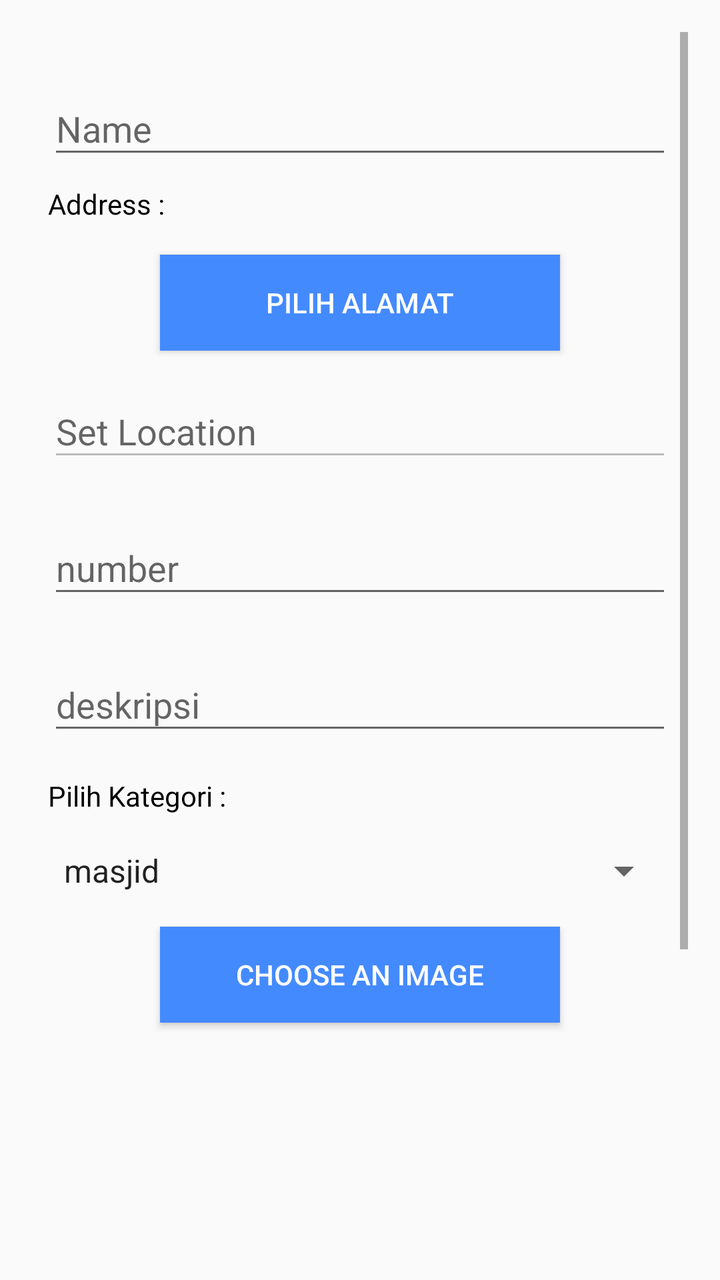
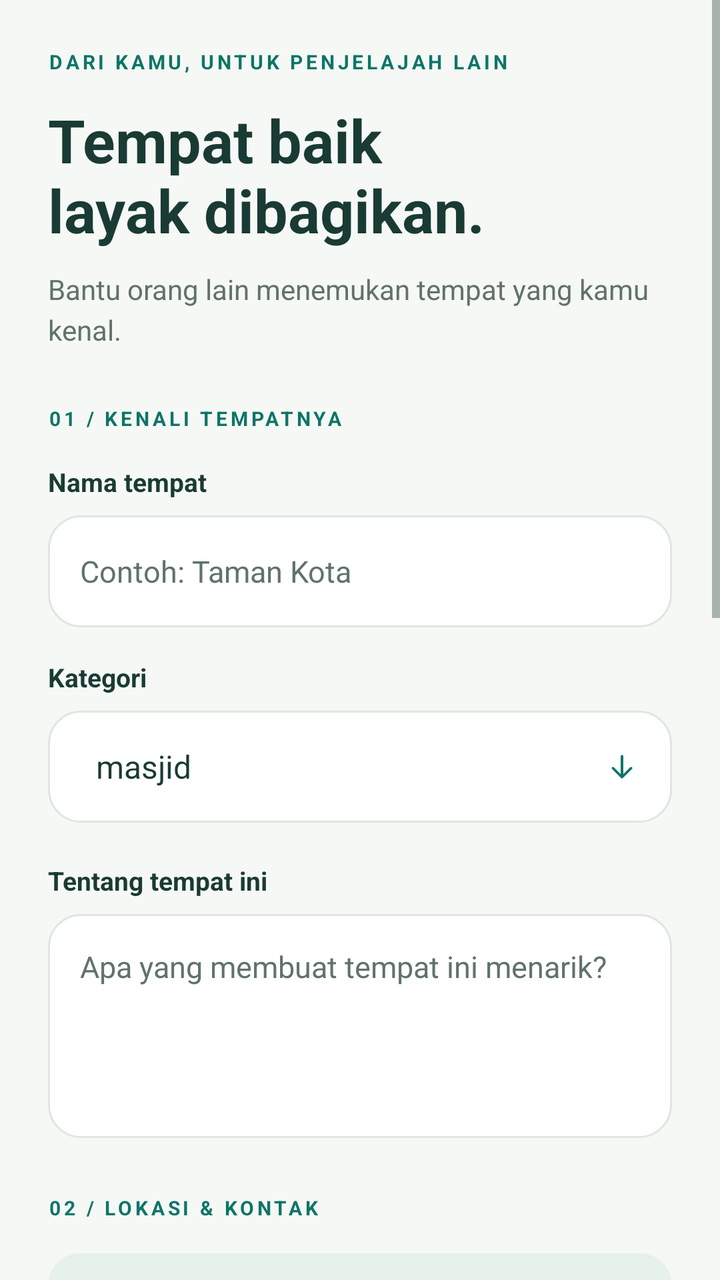

Before-and-after screenshots of an Android layout around one commit, followed by the original layout XML and the change that was made.
<!-- AndroidManifest.xml: activity theme EditorTheme -->
<!-- res/layout/activity_input_lokasi.xml -->
<?xml version="1.0" encoding="utf-8"?>
<ScrollView xmlns:android="http://schemas.android.com/apk/res/android"
    xmlns:app="http://schemas.android.com/apk/res-auto"
    xmlns:tools="http://schemas.android.com/tools"
    android:layout_width="match_parent"
    android:layout_height="match_parent"
    android:orientation="vertical"
    android:gravity="center_horizontal"
    android:padding="16dp"
    tools:context="me.cekpedia.InputLokasiActivity">
    <LinearLayout
        android:layout_width="match_parent"
        android:layout_height="match_parent"
        android:layout_margin="8dp"
        android:orientation="vertical">
    <android.support.design.widget.TextInputLayout
        android:layout_width="match_parent"
        android:layout_height="wrap_content"
        android:layout_marginTop="8dp"
        android:layout_marginBottom="8dp">
        <EditText android:id="@+id/etNamaTempat"
            android:layout_width="match_parent"
            android:layout_height="wrap_content"
            android:hint="Name" />
    </android.support.design.widget.TextInputLayout>

    
        <TextView
            android:layout_width="wrap_content"
            android:layout_height="wrap_content"
            android:text="Address : "
            android:layout_marginBottom="16dp"
            android:textColor="@color/black"
            />
    <Button
        android:layout_width="200dp"
        android:layout_height="wrap_content"
        android:layout_gravity="center"
        android:background="#448AFF"
        android:textColor="#FFF"
        android:id="@+id/pilihalamat"
        android:onClick="openMaps"
        android:text="Pilih ALamat"/>
    <android.support.design.widget.TextInputLayout
        android:layout_width="match_parent"
        android:layout_height="wrap_content"
        android:layout_marginTop="8dp"
        android:layout_marginBottom="8dp">
        <EditText android:id="@+id/etSetLokasi"
            android:layout_width="match_parent"
            android:layout_height="wrap_content"
            android:enabled="false"
            android:hint="Set Location"/>

    </android.support.design.widget.TextInputLayout>
        <android.support.design.widget.TextInputLayout
            android:layout_width="match_parent"
            android:layout_height="wrap_content"
            android:layout_marginTop="8dp"
            android:layout_marginBottom="8dp">
            <EditText android:id="@+id/etPhone"
                android:layout_width="match_parent"
                android:layout_height="wrap_content"
                android:inputType="number"
                android:hint="number"/>

        </android.support.design.widget.TextInputLayout>
        <android.support.design.widget.TextInputLayout
            android:layout_width="match_parent"
            android:layout_height="wrap_content"
            android:layout_marginTop="8dp"
            android:layout_marginBottom="8dp">
        <EditText
            android:layout_width="match_parent"
            android:layout_height="wrap_content"
            android:ems="10"
            android:hint="deskripsi"
            android:id="@+id/etdeskripsi"
            android:inputType="textMultiLine" />
        </android.support.design.widget.TextInputLayout>
        <TextView
        android:layout_width="wrap_content"
        android:layout_height="wrap_content"
        android:text="Pilih Kategori : "
        android:layout_marginTop="8dp"
        android:textColor="@color/black"/>
    <Spinner
    android:id="@+id/spinner"
    android:layout_width="match_parent"
    android:layout_height="wrap_content"
        android:layout_marginTop="16dp"
    tools:layout_editor_absoluteX="8dp"
    tools:layout_editor_absoluteY="48dp"
        android:layout_marginBottom="16dp"
        android:entries="@array/kategori"/>
        <Button
            android:layout_width="200dp"
            android:layout_height="wrap_content"
            android:layout_gravity="center"
            android:id="@+id/selectImage"
            android:text="Choose an Image"

            android:background="#448AFF"
            android:textColor="#FFF"
            android:onClick="selectImage"
            />
    <ImageView
        android:layout_alignParentTop="true"
        android:id="@+id/iv_camera"
        android:layout_width="200dp"
        android:layout_height="200dp"
        android:layout_marginTop="16dp"
        android:layout_marginBottom="16dp"
        android:layout_gravity="center"
        android:contentDescription="@string/hello_world" />

    <Button
        android:id="@+id/bt_camera"
        android:layout_below="@id/iv_camera"
        android:layout_width="wrap_content"
        android:layout_height="wrap_content"
        android:layout_gravity="center"
        android:layout_marginBottom="16dp"
        android:onClick="uploadImage"
        android:background="#448AFF"
        android:textColor="#FFF"
        android:text="Upload Image and submit"
        />

        <EditText
            android:id="@+id/editText"
            android:layout_width="match_parent"
            android:layout_height="wrap_content"
            android:ems="10"
            android:inputType="textMultiLine" />
    </LinearLayout>
</ScrollView>
<!-- resources referenced by this layout -->
<resources>
  <color name="black">#000000</color>
  <string name="hello_world">gambar</string>
  <style name="EditorTheme" parent="Theme.AppCompat.Light.DarkActionBar">
          <item name="colorPrimary">@color/editorColorPrimary</item>
          <item name="colorAccent">@color/colorAccent</item>
      </style>
  <color name="editorColorPrimary">#0288D1</color>
  <color name="colorAccent">#FF4081</color>
  <!-- unchanged entries left out for length: 1 -->
</resources>

<!-- the commit's change to res/layout/activity_input_lokasi.xml (unified diff, before → after) -->
@@ -1,137 +1,20 @@
 <?xml version="1.0" encoding="utf-8"?>
-<ScrollView xmlns:android="http://schemas.android.com/apk/res/android"
-    xmlns:app="http://schemas.android.com/apk/res-auto"
-    xmlns:tools="http://schemas.android.com/tools"
-    android:layout_width="match_parent"
-    android:layout_height="match_parent"
-    android:orientation="vertical"
-    android:gravity="center_horizontal"
-    android:padding="16dp"
-    tools:context="me.cekpedia.InputLokasiActivity">
-    <LinearLayout
-        android:layout_width="match_parent"
-        android:layout_height="match_parent"
-        android:layout_margin="8dp"
-        android:orientation="vertical">
-    <android.support.design.widget.TextInputLayout
-        android:layout_width="match_parent"
-        android:layout_height="wrap_content"
-        android:layout_marginTop="8dp"
-        android:layout_marginBottom="8dp">
-        <EditText android:id="@+id/etNamaTempat"
-            android:layout_width="match_parent"
-            android:layout_height="wrap_content"
-            android:hint="Name" />
-    </android.support.design.widget.TextInputLayout>
-
-    
-        <TextView
-            android:layout_width="wrap_content"
-            android:layout_height="wrap_content"
-            android:text="Address : "
-            android:layout_marginBottom="16dp"
-            android:textColor="@color/black"
-            />
-    <Button
-        android:layout_width="200dp"
-        android:layout_height="wrap_content"
-        android:layout_gravity="center"
-        android:background="#448AFF"
-        android:textColor="#FFF"
-        android:id="@+id/pilihalamat"
-        android:onClick="openMaps"
-        android:text="Pilih ALamat"/>
-    <android.support.design.widget.TextInputLayout
-        android:layout_width="match_parent"
-        android:layout_height="wrap_content"
-        android:layout_marginTop="8dp"
-        android:layout_marginBottom="8dp">
-        <EditText android:id="@+id/etSetLokasi"
-            android:layout_width="match_parent"
-            android:layout_height="wrap_content"
-            android:enabled="false"
-            android:hint="Set Location"/>
-
-    </android.support.design.widget.TextInputLayout>
-        <android.support.design.widget.TextInputLayout
-            android:layout_width="match_parent"
-            android:layout_height="wrap_content"
-            android:layout_marginTop="8dp"
-            android:layout_marginBottom="8dp">
-            <EditText android:id="@+id/etPhone"
-                android:layout_width="match_parent"
-                android:layout_height="wrap_content"
-                android:inputType="number"
-                android:hint="number"/>
-
-        </android.support.design.widget.TextInputLayout>
-        <android.support.design.widget.TextInputLayout
-            android:layout_width="match_parent"
-            android:layout_height="wrap_content"
-            android:layout_marginTop="8dp"
-            android:layout_marginBottom="8dp">
-        <EditText
-            android:layout_width="match_parent"
-            android:layout_height="wrap_content"
-            android:ems="10"
-            android:hint="deskripsi"
-            android:id="@+id/etdeskripsi"
-            android:inputType="textMultiLine" />
-        </android.support.design.widget.TextInputLayout>
-        <TextView
-        android:layout_width="wrap_content"
-        android:layout_height="wrap_content"
-        android:text="Pilih Kategori : "
-        android:layout_marginTop="8dp"
-        android:textColor="@color/black"/>
-    <Spinner
-    android:id="@+id/spinner"
-    android:layout_width="match_parent"
-    android:layout_height="wrap_content"
-        android:layout_marginTop="16dp"
-    tools:layout_editor_absoluteX="8dp"
-    tools:layout_editor_absoluteY="48dp"
-        android:layout_marginBottom="16dp"
-        android:entries="@array/kategori"/>
-        <Button
-            android:layout_width="200dp"
-            android:layout_height="wrap_content"
-            android:layout_gravity="center"
-            android:id="@+id/selectImage"
-            android:text="Choose an Image"
-
-            android:background="#448AFF"
-            android:textColor="#FFF"
-            android:onClick="selectImage"
-            />
-    <ImageView
-        android:layout_alignParentTop="true"
-        android:id="@+id/iv_camera"
-        android:layout_width="200dp"
-        android:layout_height="200dp"
-        android:layout_marginTop="16dp"
-        android:layout_marginBottom="16dp"
-        android:layout_gravity="center"
-        android:contentDescription="@string/hello_world" />
-
-    <Button
-        android:id="@+id/bt_camera"
-        android:layout_below="@id/iv_camera"
-        android:layout_width="wrap_content"
-        android:layout_height="wrap_content"
-        android:layout_gravity="center"
-        android:layout_marginBottom="16dp"
-        android:onClick="uploadImage"
-        android:background="#448AFF"
-        android:textColor="#FFF"
-        android:text="Upload Image and submit"
-        />
-
-        <EditText
-            android:id="@+id/editText"
-            android:layout_width="match_parent"
-            android:layout_height="wrap_content"
-            android:ems="10"
-            android:inputType="textMultiLine" />
-    </LinearLayout>
+<ScrollView xmlns:android="http://schemas.android.com/apk/res/android" xmlns:app="http://schemas.android.com/apk/res-auto" android:layout_width="match_parent" android:layout_height="match_parent" android:fillViewport="true" android:background="@color/canvas">
+ <LinearLayout android:layout_width="match_parent" android:layout_height="wrap_content" android:orientation="vertical" android:padding="24dp">
+  <TextView android:layout_width="match_parent" android:layout_height="wrap_content" android:text="DARI KAMU, UNTUK PENJELAJAH LAIN" android:textSize="10sp" android:textColor="@color/colorPrimary" android:fontFamily="sans-serif" android:textStyle="bold" android:letterSpacing="0.16" /><TextView android:layout_width="match_parent" android:layout_height="wrap_content" android:text="Tempat baik&#10;layak dibagikan." android:textSize="30sp" android:textColor="@color/ink" android:fontFamily="sans-serif" android:textStyle="bold" android:layout_marginTop="12dp"/><TextView android:layout_width="match_parent" android:layout_height="wrap_content" android:text="Bantu orang lain menemukan tempat yang kamu kenal." android:textSize="14sp" android:textColor="@color/muted" android:fontFamily="sans-serif" android:lineSpacingExtra="4dp" android:layout_marginTop="10dp" android:layout_marginBottom="28dp"/>
+  <TextView android:layout_width="match_parent" android:layout_height="wrap_content" android:text="01 / KENALI TEMPATNYA" android:textSize="10sp" android:textColor="@color/colorPrimary" android:fontFamily="sans-serif" android:textStyle="bold" android:letterSpacing="0.16" /><TextView android:layout_width="match_parent" android:layout_height="wrap_content" android:text="Nama tempat" android:textSize="13sp" android:textColor="@color/ink" android:fontFamily="sans-serif" android:layout_marginTop="16dp" android:textStyle="bold"/><EditText android:id="@+id/etNamaTempat" style="@style/Cek.Field" android:hint="Contoh: Taman Kota" android:inputType="textCapSentences" />
+  <TextView android:layout_width="match_parent" android:layout_height="wrap_content" android:text="Kategori" android:textSize="13sp" android:textColor="@color/ink" android:fontFamily="sans-serif" android:textStyle="bold"/>
+  <FrameLayout android:layout_width="match_parent" android:layout_height="56dp" android:layout_marginTop="8dp" android:layout_marginBottom="20dp" android:background="@drawable/bg_field"><Spinner android:id="@+id/spinner" android:layout_width="match_parent" android:layout_height="match_parent" android:background="@android:color/transparent" android:paddingLeft="16dp" android:paddingRight="40dp" android:entries="@array/kategori"/><ImageView android:layout_width="18dp" android:layout_height="18dp" android:layout_gravity="right|center_vertical" android:layout_marginRight="16dp" android:rotation="90" android:src="@drawable/ic_ui_arrow" android:importantForAccessibility="no"/></FrameLayout>
+  <TextView android:layout_width="match_parent" android:layout_height="wrap_content" android:text="Tentang tempat ini" android:textSize="13sp" android:textColor="@color/ink" android:fontFamily="sans-serif" android:textStyle="bold"/><EditText android:id="@+id/etdeskripsi" style="@style/Cek.Field" android:hint="Apa yang membuat tempat ini menarik?" android:inputType="textMultiLine" android:minLines="3" android:singleLine="false" android:gravity="top" android:paddingTop="16dp" android:layout_height="112dp"/>
+  <TextView android:layout_width="match_parent" android:layout_height="wrap_content" android:text="02 / LOKASI &amp; KONTAK" android:textSize="10sp" android:textColor="@color/colorPrimary" android:fontFamily="sans-serif" android:textStyle="bold" android:letterSpacing="0.16" android:layout_marginTop="12dp"/>
+  <Button android:id="@+id/pilihalamat" style="@style/Cek.Button.Secondary" android:text="Pilih lokasi di peta" android:layout_marginTop="16dp" android:onClick="openMaps"/>
+  <EditText android:id="@+id/etSetLokasi" style="@style/Cek.Field" android:hint="Alamat akan muncul setelah dipilih" android:inputType="textPostalAddress" android:enabled="false"/>
+  <TextView android:layout_width="match_parent" android:layout_height="wrap_content" android:text="Nomor telepon" android:textSize="13sp" android:textColor="@color/ink" android:fontFamily="sans-serif" android:textStyle="bold"/><EditText android:id="@+id/etPhone" style="@style/Cek.Field" android:hint="Nomor yang dapat dihubungi" android:inputType="phone" />
+  <TextView android:layout_width="match_parent" android:layout_height="wrap_content" android:text="03 / TAMBAHKAN FOTO" android:textSize="10sp" android:textColor="@color/colorPrimary" android:fontFamily="sans-serif" android:textStyle="bold" android:letterSpacing="0.16" android:layout_marginTop="12dp"/>
+  <ImageView android:id="@+id/iv_camera" android:layout_width="match_parent" android:layout_height="164dp" android:layout_marginTop="16dp" android:background="@drawable/bg_photo" android:src="@drawable/ic_ui_photo" android:scaleType="centerInside" android:padding="50dp" android:contentDescription="Preview foto tempat" android:clipToOutline="true"/>
+  <Button android:id="@+id/selectImage" style="@style/Cek.Button.Secondary" android:text="Pilih foto tempat" android:layout_marginTop="12dp" android:onClick="selectImage"/>
+  <TextView android:layout_width="match_parent" android:layout_height="wrap_content" android:text="Gunakan foto yang menggambarkan tempat dengan jelas." android:textSize="12sp" android:textColor="@color/muted" android:fontFamily="sans-serif" android:lineSpacingExtra="3dp" android:layout_marginTop="12dp" android:layout_marginBottom="24dp"/>
+  <Button android:id="@+id/bt_camera" style="@style/Cek.Button.Primary" android:text="Kirim usulan tempat" android:onClick="uploadImage"/>
+  <TextView android:layout_width="match_parent" android:layout_height="wrap_content" android:text="Usulanmu masuk ke daftar peninjauan sebelum ditampilkan." android:textSize="12sp" android:textColor="@color/muted" android:fontFamily="sans-serif" android:gravity="center" android:lineSpacingExtra="3dp" android:layout_marginTop="14dp" android:layout_marginBottom="12dp"/>
+ </LinearLayout>
 </ScrollView>
<!-- resource entries referenced after the edit -->
@@ -1,13 +1,43 @@
 <!-- resources referenced by this layout -->
 <resources>
-  <color name="black">#000000</color>
-  <string name="hello_world">gambar</string>
-  <style name="EditorTheme" parent="Theme.AppCompat.Light.DarkActionBar">
-          <item name="colorPrimary">@color/editorColorPrimary</item>
-          <item name="colorAccent">@color/colorAccent</item>
-      </style>
-  <color name="editorColorPrimary">#0288D1</color>
-  <color name="colorAccent">#FF4081</color>
+  <color name="canvas">#F6F8F5</color>
+  <color name="colorPrimary">#0D7568</color>
+  <color name="ink">#193B34</color>
+  <color name="muted">#60736A</color>
+  <!-- drawable bg_field (drawable) -->
+  <?xml version="1.0" encoding="utf-8"?>
+  <shape xmlns:android="http://schemas.android.com/apk/res/android"><solid android:color="#FFFFFF"/><corners android:radius="16dp"/><stroke android:width="1dp" android:color="#DDE7DF"/></shape>
+  <!-- drawable bg_photo (drawable) -->
+  <?xml version="1.0" encoding="utf-8"?>
+  <shape xmlns:android="http://schemas.android.com/apk/res/android"><solid android:color="#E6F1E9"/><corners android:radius="22dp"/></shape>
+  <!-- drawable ic_ui_arrow (drawable) -->
+  <?xml version="1.0" encoding="utf-8"?>
+  <vector xmlns:android="http://schemas.android.com/apk/res/android" android:width="24dp" android:height="24dp" android:viewportWidth="24" android:viewportHeight="24"><path android:pathData="M5,12 L19,12 M13,6 L19,12 L13,18" android:fillColor="@android:color/transparent" android:strokeColor="#0D7568" android:strokeWidth="1.7" android:strokeLineCap="round" android:strokeLineJoin="round"/></vector>
+  <!-- drawable ic_ui_photo (drawable) -->
+  <?xml version="1.0" encoding="utf-8"?>
+  <vector xmlns:android="http://schemas.android.com/apk/res/android" android:width="24dp" android:height="24dp" android:viewportWidth="24" android:viewportHeight="24"><path android:pathData="M3,5 L21,5 L21,21 L3,21 Z M3,17 L9,11 L14,16 L17,13 L21,17 M9,8 L9,8.1" android:fillColor="@android:color/transparent" android:strokeColor="#0D7568" android:strokeWidth="1.7" android:strokeLineCap="round" android:strokeLineJoin="round"/></vector>
+  <style name="Cek.Button.Primary" parent="Cek.Button"><item name="android:background">@drawable/bg_button_primary</item><item name="android:textColor">@color/surface</item></style>
+  <style name="Cek.Button.Secondary" parent="Cek.Button"><item name="android:background">@drawable/bg_button_secondary</item><item name="android:textColor">@color/colorPrimary</item></style>
+  <style name="Cek.Field" parent="@android:style/Widget.EditText"><item name="android:layout_width">match_parent</item><item name="android:layout_height">56dp</item><item name="android:layout_marginTop">8dp</item><item name="android:layout_marginBottom">16dp</item><item name="android:background">@drawable/bg_field</item><item name="android:paddingLeft">16dp</item><item name="android:paddingRight">16dp</item><item name="android:textColor">@color/ink</item><item name="android:textColorHint">@color/muted</item><item name="android:textSize">15sp</item><item name="android:fontFamily">sans-serif</item><item name="android:singleLine">true</item></style>
+  <style name="EditorTheme" parent="AppTheme" />
+  <style name="Cek.Button" parent="@android:style/Widget.Button"><item name="android:layout_width">match_parent</item><item name="android:layout_height">56dp</item><item name="android:textAllCaps">false</item><item name="android:textSize">15sp</item><item name="android:fontFamily">sans-serif-medium</item><item name="android:elevation">0dp</item><item name="android:stateListAnimator">@null</item><item name="android:paddingLeft">20dp</item><item name="android:paddingRight">20dp</item></style>
+  <!-- drawable bg_button_primary (drawable) -->
+  <?xml version="1.0" encoding="utf-8"?>
+  <selector xmlns:android="http://schemas.android.com/apk/res/android"><item android:state_pressed="true"><shape><solid android:color="#0A5C52"/><corners android:radius="16dp"/></shape></item><item><shape><solid android:color="#0D7568"/><corners android:radius="16dp"/></shape></item></selector>
+  <color name="surface">#FFFFFF</color>
+  <!-- drawable bg_button_secondary (drawable) -->
+  <?xml version="1.0" encoding="utf-8"?>
+  <selector xmlns:android="http://schemas.android.com/apk/res/android"><item android:state_pressed="true"><shape><solid android:color="#D2E7D8"/><corners android:radius="16dp"/></shape></item><item><shape><solid android:color="#E6F1E9"/><corners android:radius="16dp"/></shape></item></selector>
+  <style name="AppTheme" parent="Theme.AppCompat.Light.DarkActionBar">
+    <item name="colorPrimary">@color/canvas</item><item name="colorPrimaryDark">@color/canvas</item>
+    <item name="colorAccent">@color/colorPrimary</item><item name="android:windowBackground">@color/canvas</item>
+    <item name="android:fontFamily">sans-serif</item><item name="android:colorBackground">@color/canvas</item>
+    <item name="android:textColorPrimary">@color/ink</item><item name="android:textColorSecondary">@color/muted</item>
+    <item name="actionBarTheme">@style/Cek.ActionBar</item><item name="actionBarStyle">@style/Cek.ActionBarStyle</item>
+   </style>
+  <style name="Cek.ActionBar" parent="ThemeOverlay.AppCompat.Light"><item name="colorControlNormal">@color/ink</item><item name="android:textColorPrimary">@color/ink</item></style>
+  <style name="Cek.ActionBarStyle" parent="Widget.AppCompat.ActionBar.Solid"><item name="background">@color/canvas</item><item name="elevation">0dp</item><item name="titleTextStyle">@style/Cek.ActionBarTitle</item></style>
+  <style name="Cek.ActionBarTitle" parent="TextAppearance.AppCompat.Widget.ActionBar.Title"><item name="android:textColor">@color/ink</item><item name="android:textSize">18sp</item><item name="android:fontFamily">sans-serif-medium</item></style>
   <!-- unchanged entries left out for length: 1 -->
 </resources>
 
